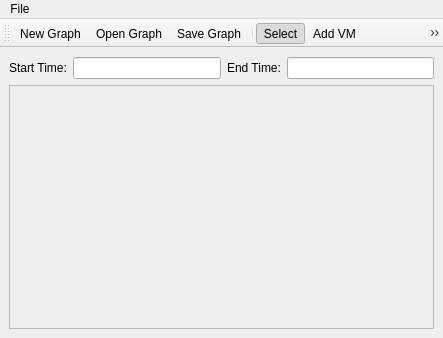
Old version of the form DCGUI/Windows/DemandGraphEditor.ui in the repository DanielZorin/DataCenters.
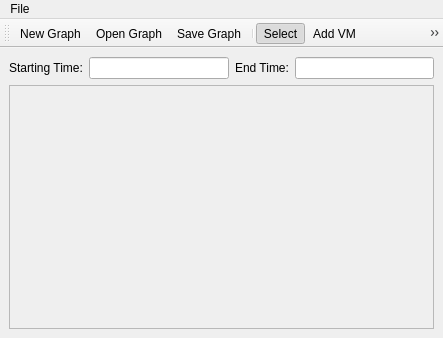
New version of the form. Icons and pictures are not drawn.

```diff
--- a/DCGUI/Windows/DemandGraphEditor.ui
+++ b/DCGUI/Windows/DemandGraphEditor.ui
@@ -35,7 +35,7 @@
     <item row="0" column="0">
      <widget class="QLabel" name="label">
       <property name="text">
-       <string>Start Time:</string>
+       <string>Starting Time:</string>
       </property>
      </widget>
     </item>
```
Left out of the diff: 6 changed lines with no effect on the pictures.
